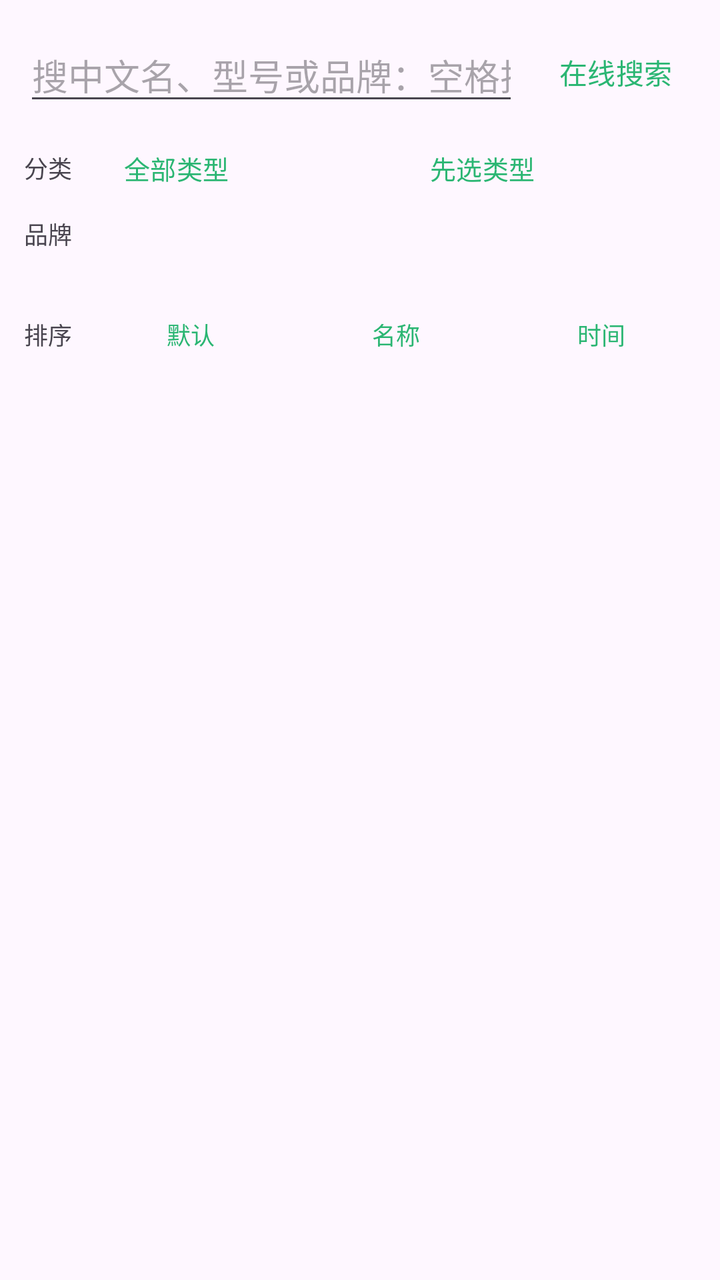
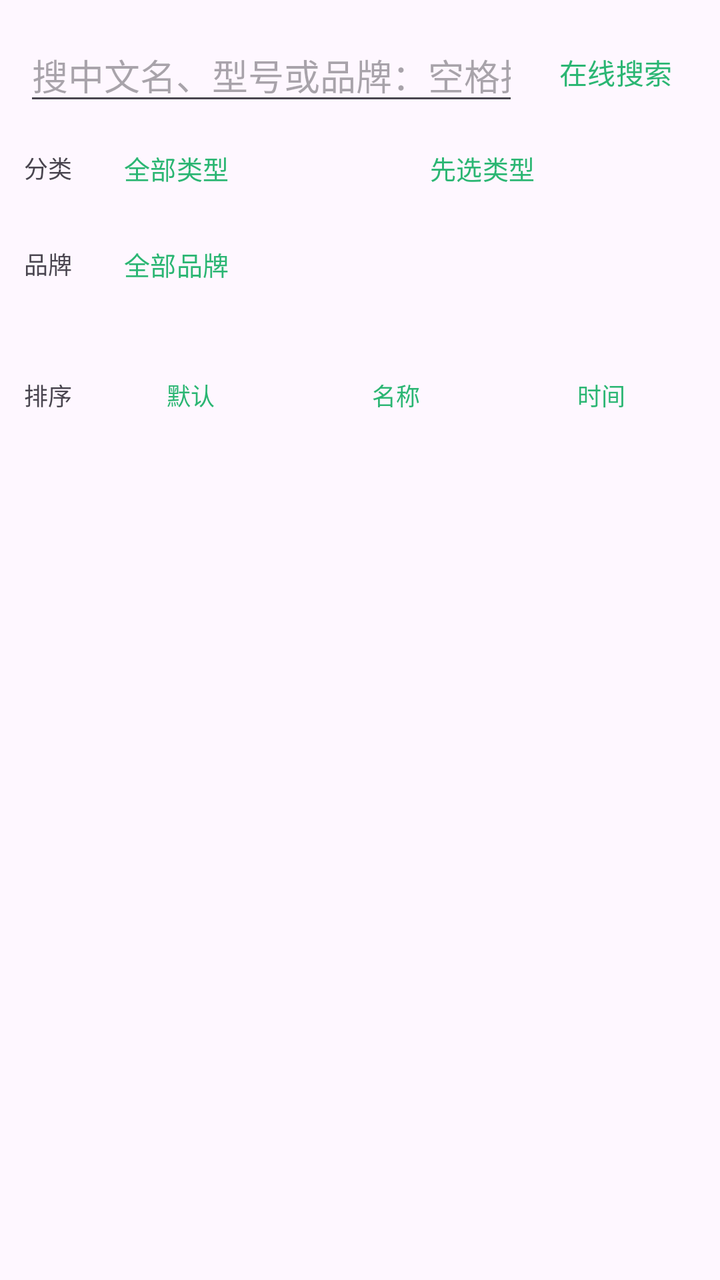

Before-and-after screenshots of an Android layout around one commit, followed by the original layout XML and the change that was made.
<!-- AndroidManifest.xml: application theme Theme.MijiaSim -->
<!-- res/layout/activity_model_library.xml -->
<?xml version="1.0" encoding="utf-8"?>
<LinearLayout xmlns:android="http://schemas.android.com/apk/res/android"
    android:layout_width="match_parent"
    android:layout_height="match_parent"
    android:focusable="true"
    android:focusableInTouchMode="true"
    android:orientation="vertical"
    android:padding="12dp">

    <LinearLayout
        android:layout_width="match_parent"
        android:layout_height="wrap_content"
        android:gravity="center_vertical"
        android:orientation="horizontal">

        <EditText
            android:id="@+id/input_model_query"
            android:layout_width="0dp"
            android:layout_height="wrap_content"
            android:layout_weight="1"
            android:hint="@string/hint_model_search"
            android:inputType="text"
            android:maxLines="1" />

        <Button
            android:id="@+id/btn_search_online"
            style="?android:attr/buttonBarButtonStyle"
            android:layout_width="wrap_content"
            android:layout_height="wrap_content"
            android:text="@string/action_search_online" />
    </LinearLayout>

    
    <LinearLayout
        android:layout_width="match_parent"
        android:layout_height="wrap_content"
        android:gravity="center_vertical"
        android:orientation="horizontal">

        <TextView
            android:layout_width="wrap_content"
            android:layout_height="wrap_content"
            android:paddingEnd="6dp"
            android:text="@string/label_cat"
            android:textSize="12sp" />

        <Button
            android:id="@+id/btn_pick_cat"
            style="?android:attr/buttonBarButtonStyle"
            android:layout_width="0dp"
            android:layout_height="wrap_content"
            android:layout_weight="1"
            android:gravity="start|center_vertical"
            android:minWidth="0dp"
            android:text="@string/filter_all_cats"
            android:textSize="13sp" />

        <Button
            android:id="@+id/btn_pick_sub"
            style="?android:attr/buttonBarButtonStyle"
            android:layout_width="0dp"
            android:layout_height="wrap_content"
            android:layout_weight="1"
            android:gravity="start|center_vertical"
            android:minWidth="0dp"
            android:text="@string/filter_pick_cat_first"
            android:textSize="13sp" />
    </LinearLayout>

    
    <LinearLayout
        android:layout_width="match_parent"
        android:layout_height="wrap_content"
        android:gravity="center_vertical"
        android:orientation="horizontal">

        <TextView
            android:layout_width="wrap_content"
            android:layout_height="wrap_content"
            android:paddingEnd="6dp"
            android:text="@string/label_brand"
            android:textSize="12sp" />

        <HorizontalScrollView
            android:id="@+id/brand_scroll"
            android:layout_width="0dp"
            android:layout_height="wrap_content"
            android:layout_weight="1"
            android:scrollbars="none">

            <LinearLayout
                android:id="@+id/brand_chips"
                android:layout_width="wrap_content"
                android:layout_height="wrap_content"
                android:gravity="center_vertical"
                android:orientation="horizontal"
                android:paddingBottom="4dp" />
        </HorizontalScrollView>
    </LinearLayout>

    
    <TextView
        android:id="@+id/library_hint"
        android:layout_width="match_parent"
        android:layout_height="wrap_content"
        android:textSize="13sp" />

    
    <LinearLayout
        android:layout_width="match_parent"
        android:layout_height="wrap_content"
        android:gravity="center_vertical"
        android:orientation="horizontal">

        <TextView
            android:layout_width="wrap_content"
            android:layout_height="wrap_content"
            android:paddingEnd="4dp"
            android:text="@string/label_sort"
            android:textSize="12sp" />

        <Button
            android:id="@+id/btn_sort_default"
            style="?android:attr/buttonBarButtonStyle"
            android:layout_width="0dp"
            android:layout_height="wrap_content"
            android:layout_weight="1"
            android:minWidth="0dp"
            android:text="@string/sort_default"
            android:textSize="12sp" />

        <Button
            android:id="@+id/btn_sort_name"
            style="?android:attr/buttonBarButtonStyle"
            android:layout_width="0dp"
            android:layout_height="wrap_content"
            android:layout_weight="1"
            android:minWidth="0dp"
            android:text="@string/sort_name"
            android:textSize="12sp" />

        <Button
            android:id="@+id/btn_sort_time"
            style="?android:attr/buttonBarButtonStyle"
            android:layout_width="0dp"
            android:layout_height="wrap_content"
            android:layout_weight="1"
            android:minWidth="0dp"
            android:text="@string/sort_time"
            android:textSize="12sp" />
    </LinearLayout>

    <androidx.recyclerview.widget.RecyclerView
        android:id="@+id/model_list"
        android:layout_width="match_parent"
        android:layout_height="0dp"
        android:layout_weight="1"
        android:scrollbars="vertical" />

    <TextView
        android:id="@+id/online_result"
        android:layout_width="match_parent"
        android:layout_height="wrap_content"
        android:maxLines="4"
        android:scrollbars="vertical"
        android:textSize="13sp" />

</LinearLayout>
<!-- resources referenced by this layout -->
<resources>
  <string name="action_search_online">在线搜索</string>
  <string name="filter_all_cats">全部类型</string>
  <string name="filter_pick_cat_first">先选类型</string>
  <string name="hint_model_search">搜中文名、型号或品牌：空格括号不用管，扫地机器人也能搜到扫拖机器人</string>
  <string name="label_brand">品牌</string>
  <string name="label_cat">分类</string>
  <string name="label_sort">排序</string>
  <string name="sort_default">默认</string>
  <string name="sort_name">名称</string>
  <string name="sort_time">时间</string>
  <style name="Theme.MijiaSim" parent="Theme.Material3.DayNight">
          <item name="colorPrimary">@color/accent</item>
          <item name="android:statusBarColor">@android:color/transparent</item>
      </style>
  <color name="accent">#FF2bb673</color>
</resources>

<!-- the commit's change to res/layout/activity_model_library.xml (unified diff, before → after) -->
@@ -81,21 +81,16 @@
             android:text="@string/label_brand"
             android:textSize="12sp" />
 
-        <HorizontalScrollView
-            android:id="@+id/brand_scroll"
+        <Button
+            android:id="@+id/btn_pick_brand"
+            style="?android:attr/buttonBarButtonStyle"
             android:layout_width="0dp"
             android:layout_height="wrap_content"
             android:layout_weight="1"
-            android:scrollbars="none">
-
-            <LinearLayout
-                android:id="@+id/brand_chips"
-                android:layout_width="wrap_content"
-                android:layout_height="wrap_content"
-                android:gravity="center_vertical"
-                android:orientation="horizontal"
-                android:paddingBottom="4dp" />
-        </HorizontalScrollView>
+            android:gravity="start|center_vertical"
+            android:minWidth="0dp"
+            android:text="@string/filter_all_brands"
+            android:textSize="13sp" />
     </LinearLayout>
 
     
<!-- resource entries referenced after the edit -->
@@ -1,6 +1,7 @@
 <!-- resources referenced by this layout -->
 <resources>
   <string name="action_search_online">在线搜索</string>
+  <string name="filter_all_brands">全部品牌</string>
   <string name="filter_all_cats">全部类型</string>
   <string name="filter_pick_cat_first">先选类型</string>
   <string name="hint_model_search">搜中文名、型号或品牌：空格括号不用管，扫地机器人也能搜到扫拖机器人</string>
